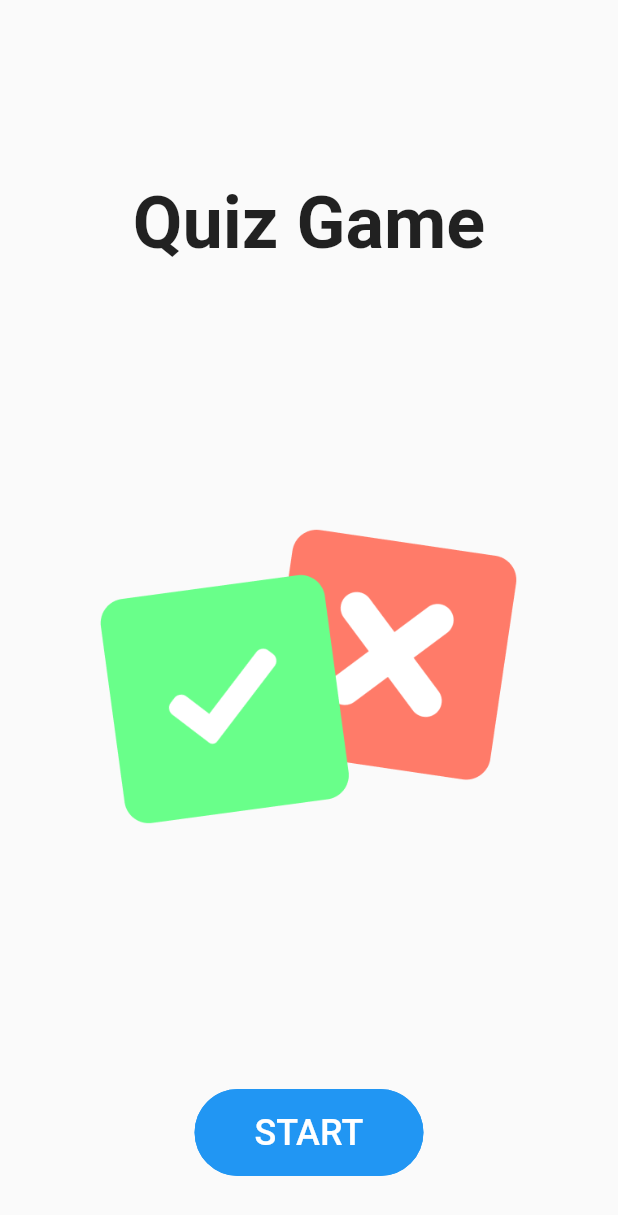
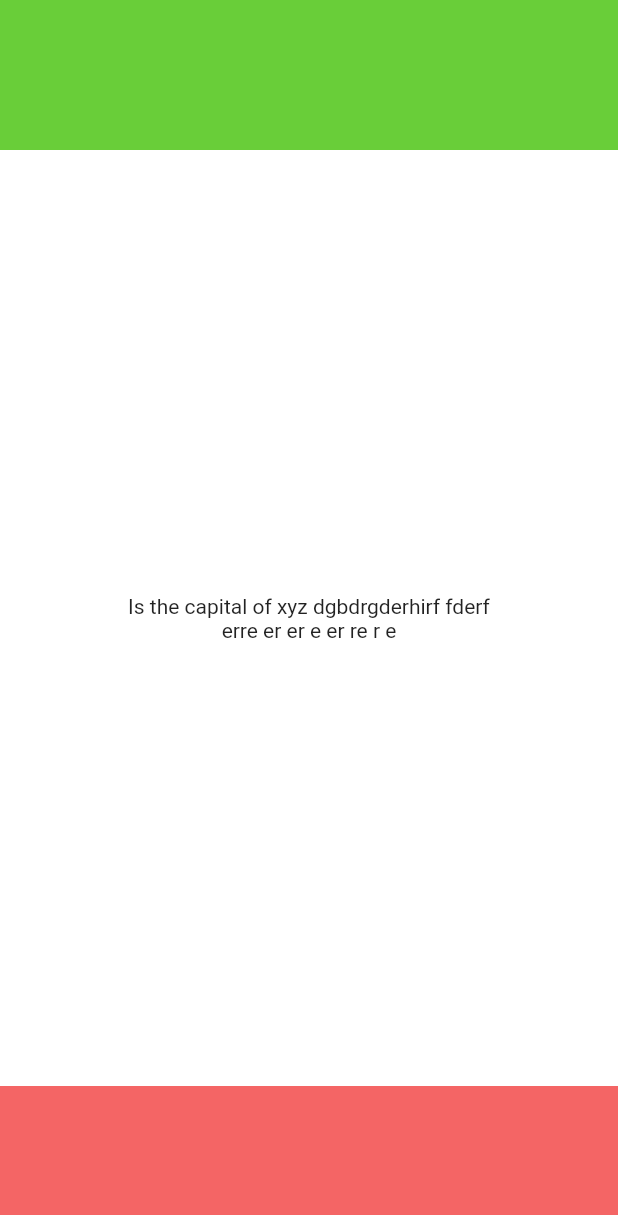
Before and after one commit to oranthony/quiz_app, a Flutter app: the screen it shows after launch, on a phone screen of 412 x 824 dp. Shown: the top 1215 px of the screen. Run offline on Flutter 3.47's test engine with Material 2 defaults, Android fonts, the phone set to English and light mode, and no system bars; our stand-ins replace go_router, lottie; Roboto replaces fonts that are missing (Hind).

Commit message:
Add game screen and blinking animation
Add the main screen to play the game with the blinking animation to tell the player whether his answer is right or wrong

```diff
--- a/lib/main.dart
+++ b/lib/main.dart
@@ -1,16 +1,41 @@
 import 'package:flutter/material.dart';
+import 'package:go_router/go_router.dart';
+import 'package:quiz_app/src/view/screens/before_quiz_screen.dart';
+import 'package:quiz_app/src/view/screens/category_screen.dart';
+import 'package:quiz_app/src/view/screens/game_screen.dart';
 import 'package:quiz_app/src/view/screens/home_screen.dart';
+import 'package:quiz_app/src/view/screens/test.dart';
+import 'package:quiz_app/utils/ripple.dart';
 
 void main() {
   runApp(const MainApp());
 }
+
+// GoRouter configuration
+final _router = GoRouter(
+  routes: [
+    GoRoute(
+        path: '/',
+        //builder: (context, state) => const HomeScreen(),
+        builder: (context, state) => /*const*/ GameScreen(),
+        routes: <RouteBase>[
+          GoRoute(
+            path: 'category',
+            builder: (BuildContext context, GoRouterState state) {
+              return const CategoryScreen();
+            },
+          ),
+        ]),
+  ],
+);
 
 class MainApp extends StatelessWidget {
   const MainApp({super.key});
 
   @override
   Widget build(BuildContext context) {
-    return MaterialApp(
+    return MaterialApp.router(
+      routerConfig: _router,
       theme: ThemeData(
         brightness: Brightness.light,
         primaryColor: Colors.lightBlue[800],
@@ -26,11 +51,11 @@ class MainApp extends StatelessWidget {
           bodyMedium: TextStyle(fontSize: 14.0, fontFamily: 'Hind'),
         ),
       ),
-      home: const Scaffold(
+      /*home: const Scaffold(
         body: Center(
           child: HomePage(),
         ),
-      ),
+      ),*/
     );
   }
 }
--- /dev/null
+++ b/lib/src/view/screens/game_screen.dart
@@ -0,0 +1,61 @@
+import 'package:flutter/material.dart';
+import 'package:go_router/go_router.dart';
+import 'dart:developer' as developer;
+
+import 'package:quiz_app/utils/ripple.dart';
+
+class GameScreen extends StatelessWidget {
+  /*const*/ GameScreen({super.key});
+
+  final rippleKey = GlobalKey<BlinkAnimationState>();
+
+  @override
+  Widget build(BuildContext context) {
+    return Scaffold(
+        body: Column(
+      children: [
+        Container(
+          height: 100,
+          width: double.infinity,
+          color: Color(0xFF69CE39),
+        ),
+        Expanded(
+            child: GestureDetector(
+                // Using the DragEndDetails allows us to only fire once per swipe.
+                onVerticalDragEnd: (dragEndDetails) {
+                  if (dragEndDetails.primaryVelocity! < 0) {
+                    // Page forwards
+                    print('up');
+                    developer.log('up', name: 'my.app.category');
+                    rippleKey.currentState?.isWrong = false;
+                    rippleKey.currentState?.startAnimation();
+                  } else if (dragEndDetails.primaryVelocity! > 0) {
+                    // Page backwards
+                    print('down');
+                    developer.log('down', name: 'my.app.category');
+                    rippleKey.currentState?.isWrong = true;
+                    rippleKey.currentState?.startAnimation();
+                  }
+                },
+                child: Container(
+                  width: double.infinity,
+                  color: Colors.white,
+                  //child: Center(child: Text("Is the capital of xyz")),
+                  child: BlinkAnimation(
+                      key: rippleKey,
+                      child: Container(
+                          margin: EdgeInsets.only(left: 70, right: 70),
+                          child: Text(
+                            "Is the capital of xyz dgbdrgderhirf fderf  erre er er e er re r e",
+                            textAlign: TextAlign.center,
+                          ))),
+                ))),
+        Container(
+          height: 100,
+          width: double.infinity,
+          color: Color(0xFFF46565),
+        ),
+      ],
+    ));
+  }
+}
--- a/lib/src/view/screens/home_screen.dart
+++ b/lib/src/view/screens/home_screen.dart
@@ -1,7 +1,8 @@
 import 'package:flutter/material.dart';
+import 'package:go_router/go_router.dart';
 
-class HomePage extends StatelessWidget {
-  const HomePage({super.key});
+class HomeScreen extends StatelessWidget {
+  const HomeScreen({super.key});
 
   //double screenWidth = 600;
   //double screenHeight = 400;
@@ -30,11 +31,11 @@ class HomePage extends StatelessWidget {
             const Spacer(),
             Image.asset(
               'assets/images/quiz_illustration.png',
-              height: 200,
+              height: 180,
             ),
             const Spacer(),
             Container(
-                margin: const EdgeInsets.only(bottom: 40),
+                margin: const EdgeInsets.only(bottom: 50),
                 child: TextButton(
                     style: ButtonStyle(
                         padding: MaterialStateProperty.all<EdgeInsets>(
@@ -52,7 +53,7 @@ class HomePage extends StatelessWidget {
                                     borderRadius: BorderRadius.circular(40.0),
                                     side:
                                         const BorderSide(color: Colors.blue)))),
-                    onPressed: () => null,
+                    onPressed: () => context.push('/category'),
                     child: Text("Start".toUpperCase(),
                         style: const TextStyle(fontSize: 24))))
           ]),
--- /dev/null
+++ b/lib/src/view/screens/test.dart
@@ -0,0 +1,12 @@
+import 'package:flutter/material.dart';
+import 'package:go_router/go_router.dart';
+import 'package:quiz_app/utils/ripple.dart';
+
+class TestScreen extends StatelessWidget {
+  const TestScreen({super.key});
+
+  @override
+  Widget build(BuildContext context) {
+    return BlinkAnimation(child: Text("yes"));
+  }
+}
--- /dev/null
+++ b/lib/utils/ripple.dart
@@ -0,0 +1,120 @@
+import 'package:flutter/material.dart';
+
+class BlinkAnimation extends StatefulWidget {
+  const BlinkAnimation({super.key, required this.child});
+
+  final Widget child;
+
+  @override
+  State<BlinkAnimation> createState() => BlinkAnimationState();
+}
+
+class BlinkAnimationState extends State<BlinkAnimation>
+    with SingleTickerProviderStateMixin {
+  late Animation<Color?> animationGreen;
+  late Animation<Color?> animationRed;
+  late AnimationController controller;
+  late bool isWrong;
+
+  final colors = <TweenSequenceItem<Color?>>[
+    TweenSequenceItem(
+        tween: ColorTween(begin: Colors.white, end: Colors.red), weight: 1),
+    TweenSequenceItem(
+        tween: ColorTween(begin: Colors.red, end: Colors.white), weight: 1),
+    TweenSequenceItem(
+        tween: ColorTween(begin: Colors.white, end: Colors.red), weight: 1),
+    TweenSequenceItem(
+        tween: ColorTween(begin: Colors.red, end: Colors.white), weight: 1),
+  ];
+
+  @override
+  initState() {
+    super.initState();
+    isWrong = false;
+    controller = AnimationController(
+      duration: const Duration(milliseconds: 400),
+      vsync: this,
+    );
+    final CurvedAnimation curve =
+        CurvedAnimation(parent: controller, curve: Curves.easeInOutBack);
+    animationGreen =
+        ColorTween(begin: Colors.white, end: Colors.green).animate(curve);
+    animationRed = TweenSequence<Color?>(colors).animate(controller);
+
+    controller.addListener(() {
+      setState(() {});
+    });
+
+    animationGreen.addStatusListener((status) {
+      // Reset the animation after it has been completed
+      if (status == AnimationStatus.completed) {
+        controller.reset();
+      }
+    });
+  }
+
+  void startAnimation() {
+    //isWrong = true;
+    controller.forward();
+  }
+
+  @override
+  Widget build(BuildContext context) {
+    return Center(
+      child: AnimatedBuilder(
+        animation: animationGreen,
+        builder: (BuildContext context, Widget? child) {
+          return Flex(
+            mainAxisAlignment: MainAxisAlignment.center,
+            direction: Axis.vertical,
+            children: <Widget>[
+              Expanded(
+                child: Container(
+                    width: double.infinity,
+                    height: double.infinity,
+                    color: isWrong ? animationRed.value : animationGreen.value,
+                    child: Row(children: [
+                      Expanded(
+                        //child: Center(child: innerChild),
+                        child: Center(child: widget.child),
+                        /*child: TextButton(
+                            onPressed: () {
+                              isWrong = false;
+                              startAnimation();
+                            },
+                            child: Text("ff")),*/
+                      ),
+                    ])
+                    /*Column(
+                    children: <Widget>[
+                      TextButton(
+                        onPressed: () {
+                          isWrong = false;
+                          controller.forward();
+                        },
+                        child: const Text('True'),
+                      ),
+                      TextButton(
+                        onPressed: () {
+                          isWrong = true;
+                          controller.forward();
+                        },
+                        child: const Text('False'),
+                      )
+                    ],
+                  ),*/
+                    ),
+              )
+            ],
+          );
+        },
+      ),
+    );
+  }
+
+  @override
+  dispose() {
+    controller.dispose();
+    super.dispose();
+  }
+}
```
